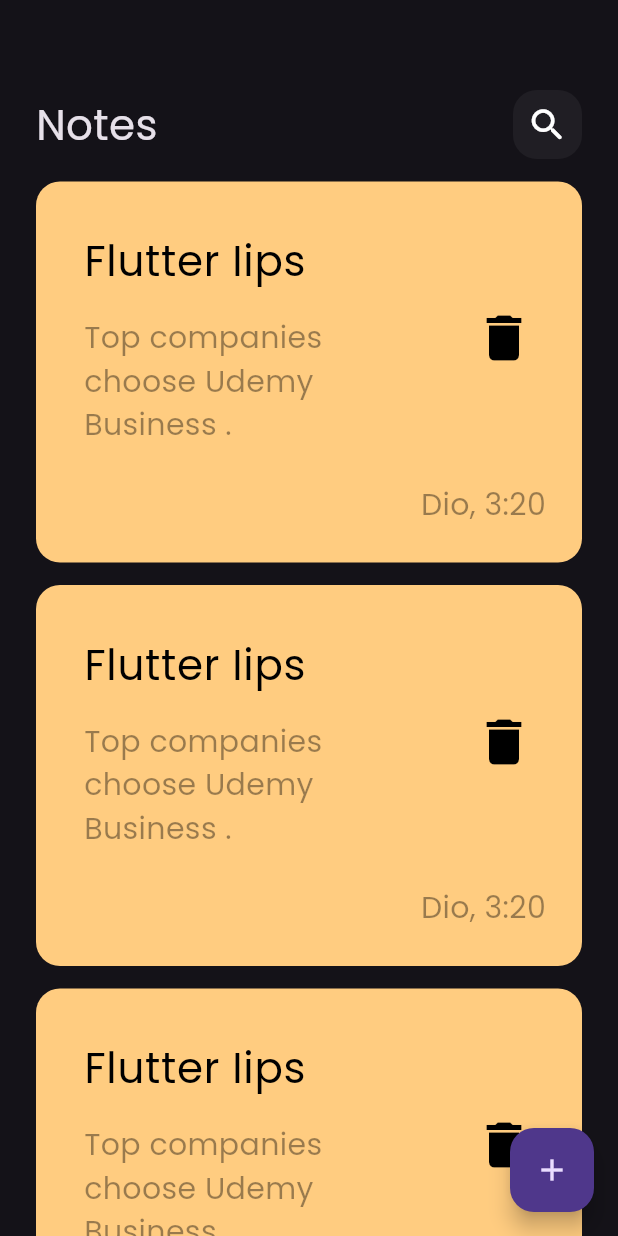
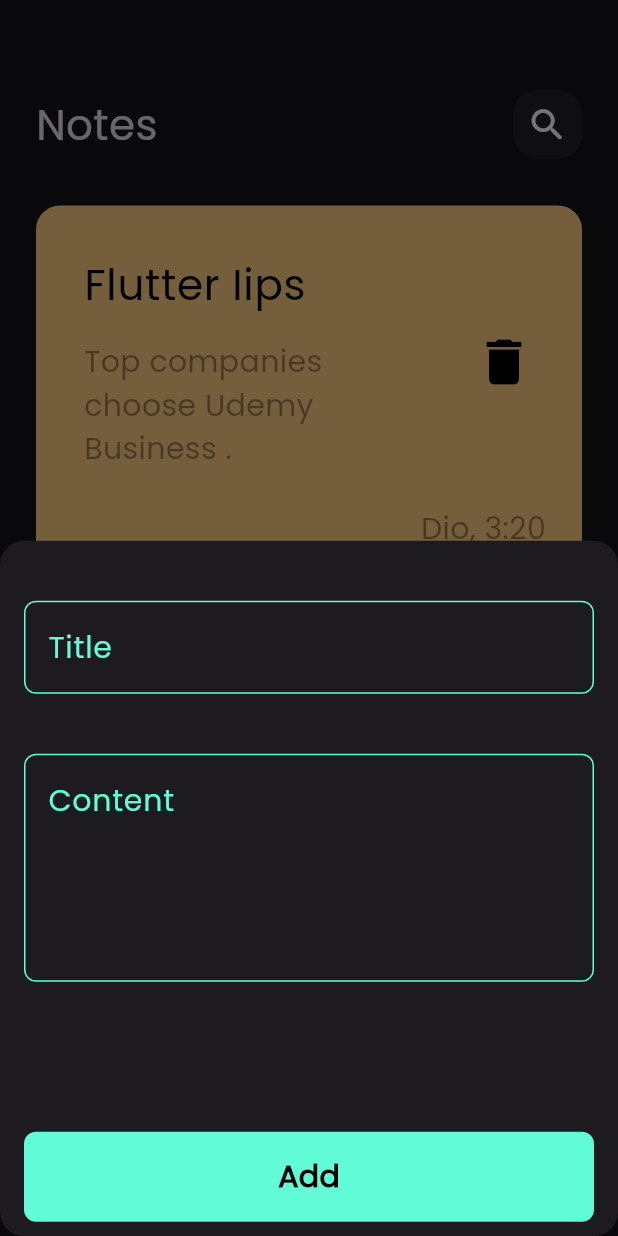
Before and after one commit to eng-tarek-elmarsafy/Notes-App, a Flutter app: the screen it shows after launch, after a tap on the "add" icon, on a phone screen of 412 x 824 dp. Run offline on Flutter 3.47's test engine with Material 3 defaults, Android fonts, the phone set to English and light mode, and no system bars.

Commit message:
Creat AddNoteBottomSheet

```diff
--- /dev/null
+++ b/lib/constants.dart
@@ -0,0 +1,3 @@
+import 'package:flutter/material.dart';
+
+Color kPrimaryColor = Color(0xff62fcd7);
--- a/lib/views/home_view.dart
+++ b/lib/views/home_view.dart
@@ -1,5 +1,6 @@
 import 'package:flutter/material.dart';
 
+import 'widget/add_note_bottom_sheet.dart';
 import 'widget/notes_view_body.dart';
 
 class HomeView extends StatelessWidget {
@@ -8,11 +9,23 @@ class HomeView extends StatelessWidget {
   @override
   Widget build(BuildContext context) {
     return Scaffold(
+      floatingActionButton: FloatingActionButton(
+        backgroundColor: Colors.cyanAccent,
+        shape: CircleBorder(),
+        onPressed: () {
+          showModalBottomSheet(
+              shape: RoundedRectangleBorder(
+                borderRadius: BorderRadius.circular(16),
+              ),
+              context: context,
+              builder: (context) => AddNoteBottomSheet());
+        },
+        child: Icon(
+          Icons.add,
+          color: Colors.black,
+        ),
+      ),
       body: NotesViewBody(),
-      floatingActionButton: FloatingActionButton(
-        onPressed: () {},
-        child: Icon(Icons.add),
-      ),
     );
   }
 }
--- /dev/null
+++ b/lib/views/widget/add_note_bottom_sheet.dart
@@ -0,0 +1,41 @@
+import 'package:flutter/material.dart';
+import 'custom_button_sheet.dart';
+import 'custom_text_fild.dart';
+
+class AddNoteBottomSheet extends StatelessWidget {
+  const AddNoteBottomSheet({super.key});
+
+  @override
+  Widget build(BuildContext context) {
+    return Padding(
+      padding: const EdgeInsets.symmetric(horizontal: 16),
+      child: SingleChildScrollView(
+        child: Column(
+          children: [
+            SizedBox(
+              height: 40,
+            ),
+            CustomTextFild(
+              maxLines: null,
+              text: 'Title',
+            ),
+            SizedBox(
+              height: 40,
+            ),
+            CustomTextFild(
+              maxLines: 5,
+              text: 'Content',
+            ),
+            SizedBox(
+              height: 100,
+            ),
+            CustomButton(),
+            SizedBox(
+              height: 30,
+            )
+          ],
+        ),
+      ),
+    );
+  }
+}
--- /dev/null
+++ b/lib/views/widget/custom_button_sheet.dart
@@ -0,0 +1,32 @@
+import 'package:flutter/material.dart';
+
+import '../../constants.dart';
+
+class CustomButton extends StatelessWidget {
+  const CustomButton({super.key});
+
+  @override
+  Widget build(BuildContext context) {
+    return InkWell(
+      onTap: () {},
+      child: Container(
+        height: 60,
+        width: MediaQuery.of(context).size.width,
+        decoration: BoxDecoration(
+          color: kPrimaryColor,
+          borderRadius: BorderRadius.circular(8),
+        ),
+        child: Center(
+          child: Text(
+            'Add',
+            style: TextStyle(
+              fontSize: 20,
+              fontWeight: FontWeight.bold,
+              color: Colors.black,
+            ),
+          ),
+        ),
+      ),
+    );
+  }
+}
--- /dev/null
+++ b/lib/views/widget/custom_text_fild.dart
@@ -0,0 +1,30 @@
+import 'package:flutter/material.dart';
+
+import '../../constants.dart';
+
+class CustomTextFild extends StatelessWidget {
+  final int? maxLines;
+  final String text;
+  const CustomTextFild(
+      {super.key, @required this.maxLines, required this.text});
+
+  @override
+  Widget build(BuildContext context) {
+    return TextField(
+      maxLines: maxLines ?? 1,
+      cursorColor: kPrimaryColor,
+      decoration: InputDecoration(
+        hintText: text,
+        hintStyle: TextStyle(fontSize: 20, color: kPrimaryColor),
+        border: buildBorder(),
+        enabledBorder: buildBorder(kPrimaryColor),
+        focusedBorder: buildBorder(const Color.fromARGB(255, 10, 222, 17)),
+      ),
+    );
+  }
+
+  OutlineInputBorder buildBorder([color]) => OutlineInputBorder(
+        borderRadius: BorderRadius.circular(8),
+        borderSide: BorderSide(color: color ?? Colors.white),
+      );
+}
--- a/lib/views/widget/notes_list_view.dart
+++ b/lib/views/widget/notes_list_view.dart
@@ -9,13 +9,17 @@ class NotesListView extends StatelessWidget {
 
   @override
   Widget build(BuildContext context) {
-    return ListView.builder(
+    return Padding(
+      padding: const EdgeInsets.symmetric(vertical: 16),
+      child: ListView.builder(
+        padding: EdgeInsets.zero,
         itemCount: 10,
         itemBuilder: (BuildContext context, int index) {
           return NoteItem(
             color: Color(0xffffcc80),
           );
         },
+      ),
     );
   }
 }
```
Lines whose indentation alone changed are shown as unchanged.
